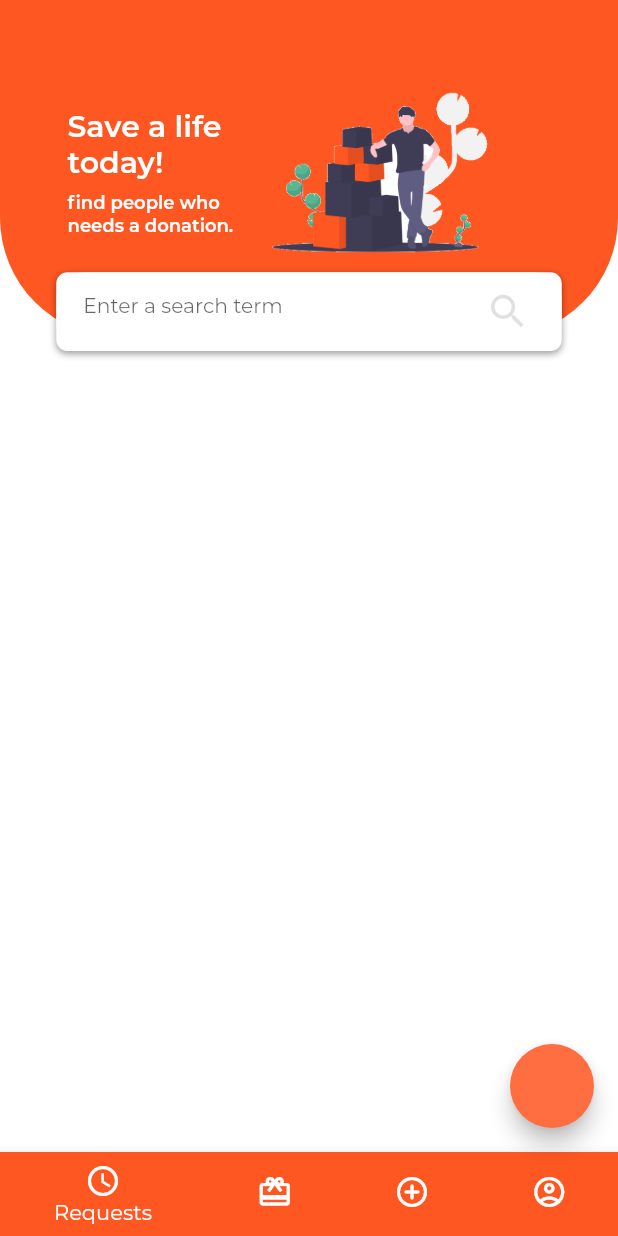
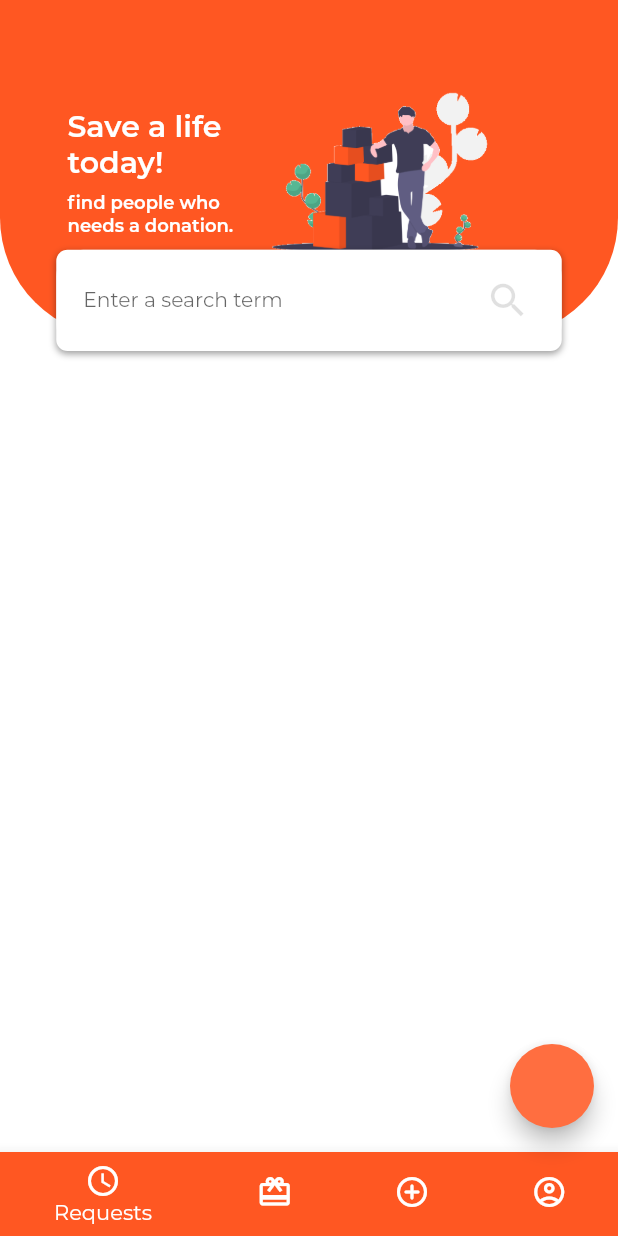
Before and after one commit to The-Developer-Studio/Easy-Donate-Android, a Flutter app: the screen it shows once a user with an empty profile is signed in, on a phone screen of 412 x 824 dp. Run offline on Flutter 3.47's test engine with Material 2 defaults, Android fonts, the phone set to English and light mode, and no system bars; our stand-ins replace firebase_auth, firebase_core, splashscreen; accounts and stored records are empty; project files that could hold a hidden picture were left out.

Commit message:
Search bar sizze change

```diff
--- a/lib/home.dart
+++ b/lib/home.dart
@@ -28,7 +28,9 @@ class _HomeState extends State<Home> {
               return <Widget>[
                 SliverAppBar(
                   expandedHeight: 250.0,
-                  floating: false,
+                  collapsedHeight: 90,
+
+                  // floating: false,
                   pinned: true,
                   elevation: 0,
                   backgroundColor: Colors.transparent,
@@ -37,7 +39,7 @@ class _HomeState extends State<Home> {
                       title: Padding(
                         padding: const EdgeInsets.symmetric(horizontal: 25),
                         child: Container(
-                          height: 35,
+                          height: 45,
                           decoration: BoxDecoration(
                             boxShadow: [
                               BoxShadow(
```
